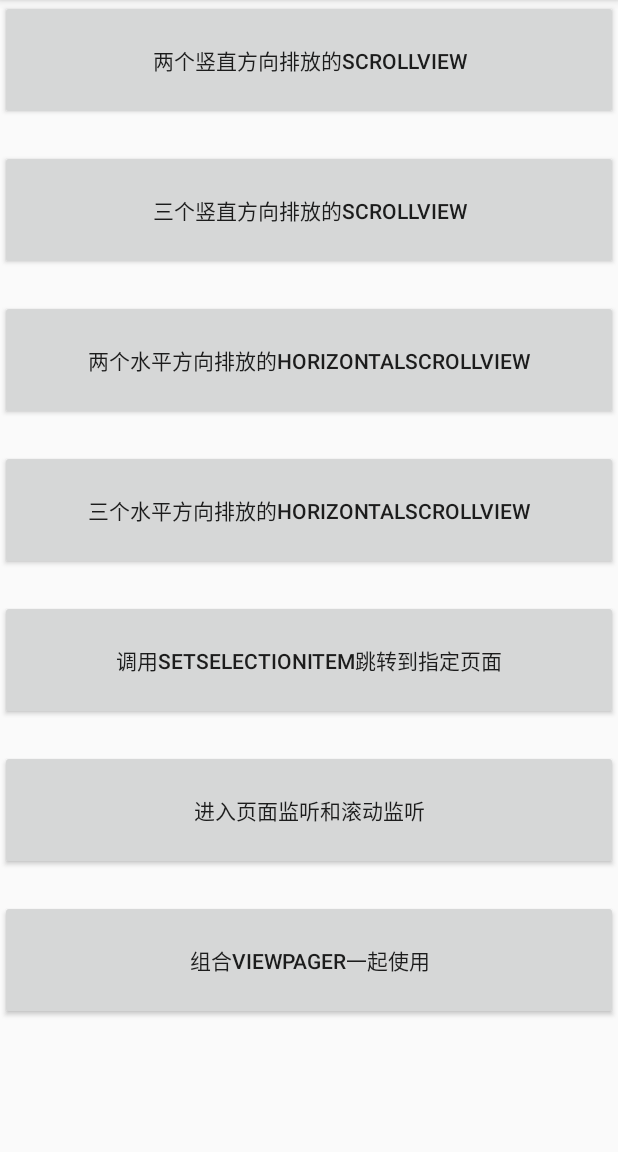
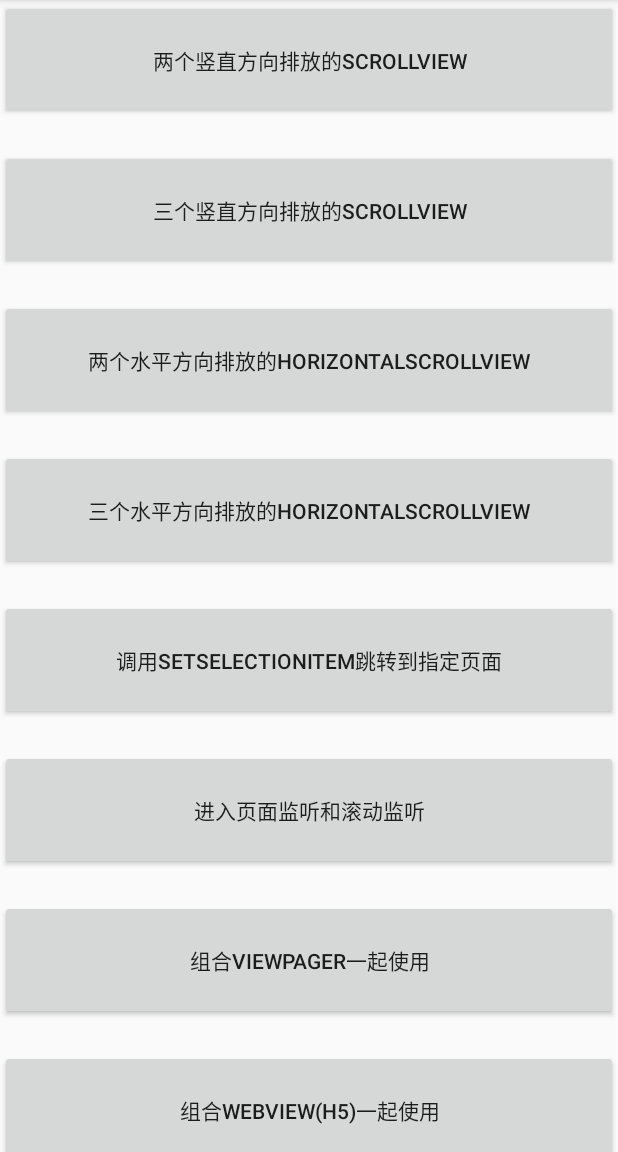
Before and after one commit to workdawn/DragToDetail, an Android app: the screen it shows after launch (MainActivity), on a phone screen of 412 x 824 dp, the part 84-1236 px from its top. Run offline under Robolectric (Android 15) with nearby library versions, the phone set to English and light mode, and no system bars.

Commit message:
添加scrollView + WebView测试

```diff
--- a/app/src/main/AndroidManifest.xml
+++ b/app/src/main/AndroidManifest.xml
@@ -1,6 +1,7 @@
 <manifest xmlns:android="http://schemas.android.com/apk/res/android"
     package="com.workdawn.dragtodetaillayout">
 
+    <uses-permission android:name="android.permission.INTERNET"/>
     <application
         android:allowBackup="true"
         android:icon="@mipmap/ic_launcher"
@@ -26,6 +27,7 @@
             android:windowSoftInputMode="adjustPan" />
         <activity android:name=".test.DragListenerActivity" />
         <activity android:name=".test.ScrollViewAndViewPager" />
+        <activity android:name=".test.ScrollViewWebView" />
     </application>
 
 </manifest>
--- a/app/src/main/res/layout/activity_main.xml
+++ b/app/src/main/res/layout/activity_main.xml
@@ -56,5 +56,11 @@
             android:onClick="withViewPager"
             android:text="组合ViewPager一起使用" />
 
+        <Button
+            android:layout_width="match_parent"
+            android:layout_height="80dp"
+            android:layout_marginTop="20dp"
+            android:onClick="withWeb"
+            android:text="组合WebView(H5)一起使用" />
     </LinearLayout>
 </ScrollView>
```
Also changed, not shown: app/src/main/java/com/workdawn/dragtodetaillayout/DragToDetailLayout.java (+5 -3 lines), app/src/main/java/com/workdawn/dragtodetaillayout/test/MainActivity.java (+4 -0 lines), app/src/main/java/com/workdawn/dragtodetaillayout/test/ScrollViewWebView.java (added, +31 -0 lines), app/src/main/res/layout/activity_webview.xml (added, +19 -0 lines).
